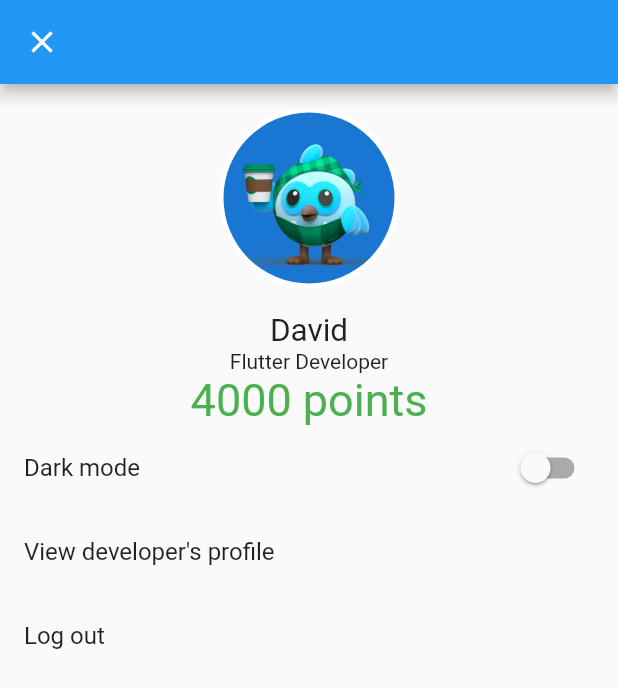
After one commit to davidnwaneri/fooderlich_app, a Flutter app: the ProfilePage screen opened by its route, on a phone screen of 412 x 824 dp. The commit adds this screen. Shown: the top 688 px of the screen. Run offline on Flutter 3.47's test engine with Material 2 defaults, Android fonts, the phone set to English and light mode, and no system bars; our stand-ins replace auto_route, bloc, equatable, flutter_bloc, flutter_colorpicker, google_fonts.

Commit message:
Add profile

```diff
--- a/lib/api/models/models.dart
+++ b/lib/api/models/models.dart
@@ -3,3 +3,4 @@ export 'post.dart';
 export 'simple_recipe.dart';
 export 'explore_data.dart';
 export 'grocery_item.dart';
+export 'user.dart';
--- /dev/null
+++ b/lib/api/models/user.dart
@@ -0,0 +1,17 @@
+class User {
+  final String firstName;
+  final String lastName;
+  final String role;
+  final String profileImageUrl;
+  final int points;
+  final bool darkMode;
+
+  User({
+    required this.firstName,
+    required this.lastName,
+    required this.role,
+    required this.profileImageUrl,
+    required this.points,
+    required this.darkMode,
+  });
+}
--- a/lib/navigation/app_router.dart
+++ b/lib/navigation/app_router.dart
@@ -5,6 +5,7 @@ import 'package:fooderlich_app/presentation/explore/explore.screen.dart';
 import 'package:fooderlich_app/presentation/recipe/recipe_view.dart';
 import 'package:fooderlich_app/presentation/grocery/view/grocery_screen.dart';
 import 'package:fooderlich_app/presentation/grocery/view/create_grocery_item_screen.dart';
+import 'package:fooderlich_app/profile/profile_page.dart';
 
 @MaterialAutoRouter(
   replaceInRouteName: 'Page,Route',
@@ -40,6 +41,10 @@ import 'package:fooderlich_app/presentation/grocery/view/create_grocery_item_scr
       name: 'CreateGroceryItemRouter',
       page: CreateGroceryItemScreen,
     ),
+    AutoRoute(
+      path: '/profile',
+      page: ProfilePage,
+    ),
   ],
 )
 class $AppRouter {}
--- a/lib/presentation/explore/components/circle_image.dart
+++ b/lib/presentation/explore/components/circle_image.dart
@@ -20,7 +20,7 @@ class CircleImage extends StatelessWidget {
       radius: radius,
       backgroundColor: Colors.white,
       child: CircleAvatar(
-        radius: radius - 5,
+        radius: radius - 3,
         backgroundImage: image,
       ),
     );
--- a/lib/presentation/home/home_page.dart
+++ b/lib/presentation/home/home_page.dart
@@ -3,6 +3,7 @@ import 'package:flutter/material.dart';
 import 'package:auto_route/auto_route.dart';
 //
 import 'package:fooderlich_app/navigation/app_router.gr.dart';
+import 'package:fooderlich_app/presentation/explore/components/components.dart';
 
 class HomePage extends StatelessWidget {
   const HomePage({Key? key}) : super(key: key);
@@ -24,9 +25,19 @@ class HomePage extends StatelessWidget {
         centerTitle: true,
         title: const Text('Fooderlich'),
         leading: const AutoLeadingButton(),
+        actions: [
+          GestureDetector(
+            onTap: () => context.router.push(const ProfileRoute()),
+            child: const CircleImage(
+              image: AssetImage('assets/profile_pics/my_dashatar.png'),
+              radius: 15,
+            ),
+          ),
+          const SizedBox(width: 8),
+        ],
       ),
       routes: _pages,
-      bottomNavigationBuilder: (_, tabsRouter) =>  BottomNavigationBar(
+      bottomNavigationBuilder: (_, tabsRouter) => BottomNavigationBar(
         items: const [
           BottomNavigationBarItem(
             icon: Icon(Icons.explore),
--- /dev/null
+++ b/lib/profile/profile_page.dart
@@ -0,0 +1,115 @@
+// packages
+import 'package:flutter/material.dart';
+import 'package:auto_route/auto_route.dart';
+import 'package:fooderlich_app/api/models/models.dart';
+import 'package:fooderlich_app/presentation/explore/components/components.dart';
+
+class ProfilePage extends StatelessWidget {
+  const ProfilePage({Key? key}) : super(key: key);
+
+  @override
+  Widget build(BuildContext context) {
+    return Scaffold(
+      appBar: AppBar(
+        leading: IconButton(
+          icon: const Icon(Icons.close),
+          onPressed: () {
+            context.router.pop();
+          },
+        ),
+      ),
+      body: Center(
+        child: Builder(builder: (context) {
+          bool isDarkMode = false;
+          final user = User(
+            lastName: 'Nwaneri',
+            firstName: 'David',
+            profileImageUrl: 'assets/profile_pics/my_dashatar.png',
+            points: 4000,
+            role: 'Flutter Developer',
+            darkMode: isDarkMode,
+          );
+          return Column(
+            crossAxisAlignment: CrossAxisAlignment.center,
+            children: [
+              const SizedBox(height: 16),
+              BuildProfile(user: user),
+              Expanded(
+                  child: BuildMenu(
+                darkMode: isDarkMode,
+              )),
+            ],
+          );
+        }),
+      ),
+    );
+  }
+}
+
+class BuildProfile extends StatelessWidget {
+  const BuildProfile({
+    Key? key,
+    required this.user,
+  }) : super(key: key);
+
+  final User user;
+
+  @override
+  Widget build(BuildContext context) {
+    return Column(
+      children: [
+        CircleImage(
+          image: AssetImage(user.profileImageUrl),
+          radius: 60.0,
+        ),
+        const SizedBox(height: 16.0),
+        Text(
+          user.firstName,
+          style: const TextStyle(
+            fontSize: 21,
+          ),
+        ),
+        Text(user.role),
+        Text(
+          '${user.points} points',
+          style: const TextStyle(
+            fontSize: 30,
+            color: Colors.green,
+          ),
+        ),
+      ],
+    );
+  }
+}
+
+class BuildMenu extends StatelessWidget {
+  const BuildMenu({
+    Key? key,
+    required this.darkMode,
+  }) : super(key: key);
+
+  final bool darkMode;
+
+  @override
+  Widget build(BuildContext context) {
+    return ListView(
+      children: [
+        ListTile(
+          title: const Text('Dark mode'),
+          trailing: Switch(
+            value: darkMode,
+            onChanged: (value) {},
+          ),
+        ),
+        ListTile(
+          title: const Text('View developer\'s profile '),
+          onTap: () {},
+        ),
+        ListTile(
+          title: const Text('Log out'),
+          onTap: () {},
+        ),
+      ],
+    );
+  }
+}
```
Also changed, not shown: assets/profile_pics/my_dashatar.png (added), lib/navigation/app_router.gr.dart.
